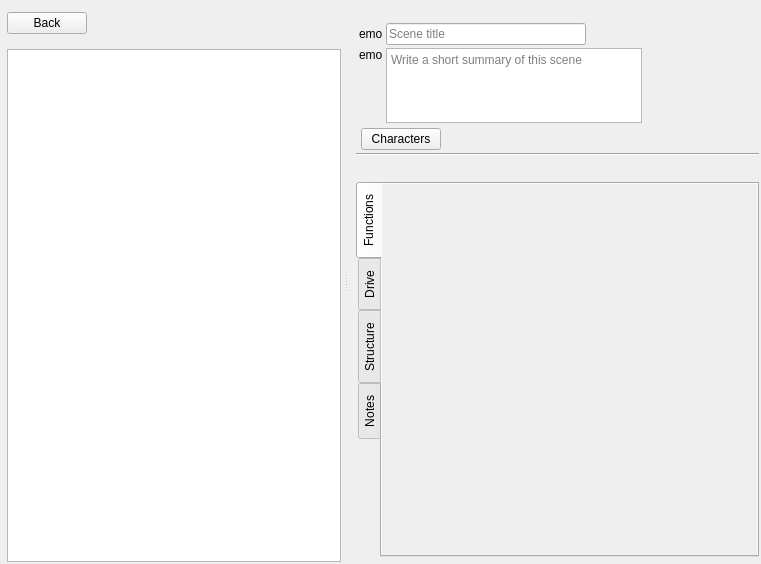
Before: the Qt Designer form ui/scene_editor.ui in zkovari/plotlyst, drawn with Qt 5.
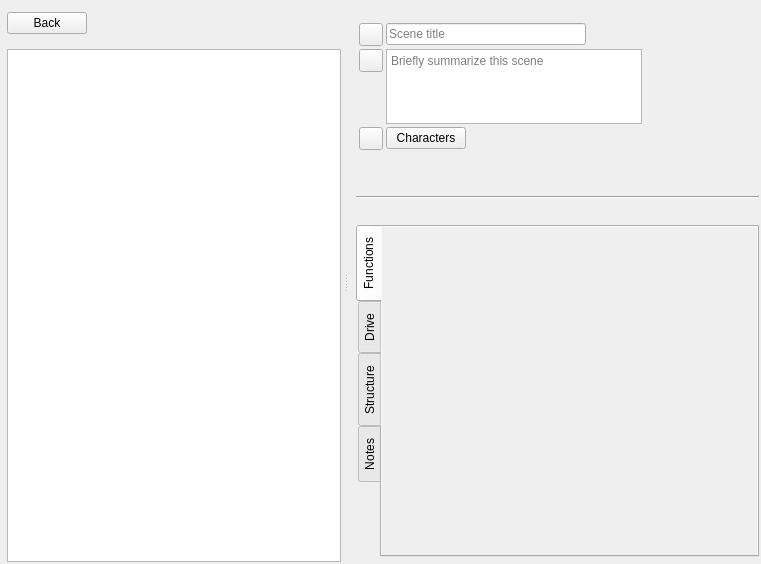
After: the same form once the commit is applied. The open tabs and pages were chosen to show the change. Custom widgets are drawn as their Qt base class.

Diff of the .ui file:
```diff
--- a/ui/scene_editor.ui
+++ b/ui/scene_editor.ui
@@ -179,9 +179,12 @@
                 <number>3</number>
                </property>
                <item>
-                <widget class="QLabel" name="lblTitleEmoji">
+                <widget class="QToolButton" name="iconTitle">
                  <property name="text">
-                  <string>emo</string>
+                  <string/>
+                 </property>
+                 <property name="transparent" stdset="0">
+                  <bool>true</bool>
                  </property>
                 </widget>
                </item>
@@ -227,10 +230,13 @@
                <property name="spacing">
                 <number>3</number>
                </property>
-               <item alignment="Qt::AlignLeft|Qt::AlignTop">
-                <widget class="QLabel" name="lblSynopsisEmoji">
+               <item alignment="Qt::AlignTop">
+                <widget class="QToolButton" name="iconSynopsis">
                  <property name="text">
-                  <string>emo</string>
+                  <string/>
+                 </property>
+                 <property name="transparent" stdset="0">
+                  <bool>true</bool>
                  </property>
                 </widget>
                </item>
@@ -250,7 +256,7 @@
                  </property>
                  <property name="maximumSize">
                   <size>
-                   <width>16777215</width>
+                   <width>260</width>
                    <height>75</height>
                   </size>
                  </property>
@@ -273,7 +279,7 @@
                   <bool>true</bool>
                  </property>
                  <property name="placeholderText">
-                  <string>Write a short summary of this scene</string>
+                  <string>Briefly summarize this scene</string>
                  </property>
                  <property name="rounded" stdset="0">
                   <bool>true</bool>
@@ -317,17 +323,27 @@
                     <number>3</number>
                    </property>
                    <property name="leftMargin">
-                    <number>2</number>
+                    <number>0</number>
                    </property>
                    <property name="topMargin">
-                    <number>2</number>
+                    <number>0</number>
                    </property>
                    <property name="rightMargin">
-                    <number>2</number>
+                    <number>0</number>
                    </property>
                    <property name="bottomMargin">
-                    <number>2</number>
+                    <number>0</number>
                    </property>
+                   <item>
+                    <widget class="QToolButton" name="iconCharacters">
+                     <property name="text">
+                      <string/>
+                     </property>
+                     <property name="transparent" stdset="0">
+                      <bool>true</bool>
+                     </property>
+                    </widget>
+                   </item>
                    <item alignment="Qt::AlignTop">
                     <widget class="QPushButton" name="btnStageCharacterLabel">
                      <property name="cursor">
@@ -361,13 +377,40 @@
                  </widget>
                 </item>
                 <item>
-                 <widget class="LabelsWidget" name="wdgCharacters" native="true">
-                  <property name="sizePolicy">
-                   <sizepolicy hsizetype="Expanding" vsizetype="Maximum">
-                    <horstretch>0</horstretch>
-                    <verstretch>0</verstretch>
-                   </sizepolicy>
-                  </property>
+                 <widget class="QWidget" name="widget_2" native="true">
+                  <layout class="QHBoxLayout" name="horizontalLayout_3">
+                   <property name="spacing">
+                    <number>0</number>
+                   </property>
+                   <property name="leftMargin">
+                    <number>24</number>
+                   </property>
+                   <property name="topMargin">
+                    <number>0</number>
+                   </property>
+                   <property name="rightMargin">
+                    <number>0</number>
+                   </property>
+                   <property name="bottomMargin">
+                    <number>0</number>
+                   </property>
+                   <item>
+                    <widget class="LabelsWidget" name="wdgCharacters" native="true">
+                     <property name="sizePolicy">
+                      <sizepolicy hsizetype="Expanding" vsizetype="Maximum">
+                       <horstretch>0</horstretch>
+                       <verstretch>0</verstretch>
+                      </sizepolicy>
+                     </property>
+                     <property name="minimumSize">
+                      <size>
+                       <width>0</width>
+                       <height>45</height>
+                      </size>
+                     </property>
+                    </widget>
+                   </item>
+                  </layout>
                  </widget>
                 </item>
                </layout>
@@ -493,7 +536,7 @@
                     <x>0</x>
                     <y>0</y>
                     <width>438</width>
-                    <height>356</height>
+                    <height>309</height>
                    </rect>
                   </property>
                   <property name="relaxed-white-bg" stdset="0">
```
Left out of the diff: 14 changed lines with no effect on the pictures.
